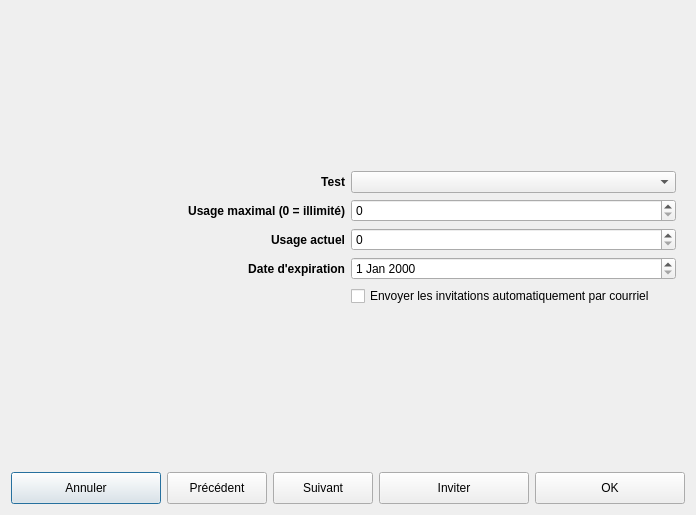
Old version of the form client/src/dialogs/TestInvitationDialog.ui in the repository introlab/openteraplus.
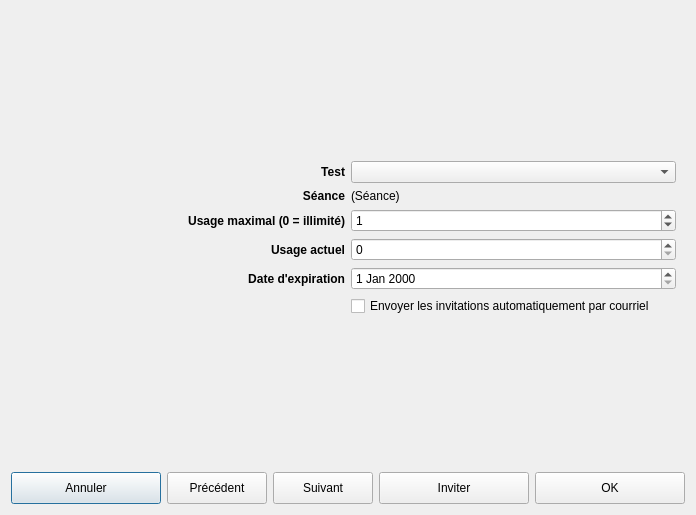
New version of the form. Icons and pictures are not drawn. Custom widgets are drawn as their Qt base class.

Commit message: Refs #99. Added test invitations in Participant Widget

What changed in the file:
```diff
--- a/client/src/dialogs/TestInvitationDialog.ui
+++ b/client/src/dialogs/TestInvitationDialog.ui
@@ -34,7 +34,7 @@
      </property>
      <widget class="QWidget" name="pageTestType">
       <layout class="QGridLayout" name="gridLayout">
-       <item row="5" column="1">
+       <item row="6" column="1">
         <widget class="QCheckBox" name="chkInviteEmail">
          <property name="text">
           <string>Envoyer les invitations automatiquement par courriel</string>
@@ -51,7 +51,10 @@
          </property>
         </widget>
        </item>
-       <item row="2" column="0">
+       <item row="4" column="1">
+        <widget class="QSpinBox" name="numCount"/>
+       </item>
+       <item row="3" column="0">
         <widget class="QLabel" name="lblMaxUsage">
          <property name="sizePolicy">
           <sizepolicy hsizetype="Preferred" vsizetype="Preferred">
@@ -75,6 +78,21 @@
        <item row="1" column="1">
         <widget class="QComboBox" name="cmbTestType"/>
        </item>
+       <item row="4" column="0">
+        <widget class="QLabel" name="lblCount">
+         <property name="font">
+          <font>
+           <bold>true</bold>
+          </font>
+         </property>
+         <property name="text">
+          <string>Usage actuel</string>
+         </property>
+         <property name="alignment">
+          <set>Qt::AlignmentFlag::AlignRight|Qt::AlignmentFlag::AlignTrailing|Qt::AlignmentFlag::AlignVCenter</set>
+         </property>
+        </widget>
+       </item>
        <item row="1" column="0">
         <widget class="QLabel" name="lblTestTypes">
          <property name="sizePolicy">
@@ -96,7 +114,7 @@
          </property>
         </widget>
        </item>
-       <item row="2" column="1">
+       <item row="3" column="1">
         <widget class="QSpinBox" name="numUsage">
          <property name="sizePolicy">
           <sizepolicy hsizetype="Preferred" vsizetype="Fixed">
@@ -116,9 +134,12 @@
          <property name="maximum">
           <number>1000</number>
          </property>
+         <property name="value">
+          <number>1</number>
+         </property>
         </widget>
        </item>
-       <item row="4" column="1">
+       <item row="5" column="1">
         <widget class="QDateEdit" name="dateExpiration">
          <property name="sizePolicy">
           <sizepolicy hsizetype="Preferred" vsizetype="Fixed">
@@ -150,7 +171,7 @@
          </property>
         </spacer>
        </item>
-       <item row="4" column="0">
+       <item row="5" column="0">
         <widget class="QLabel" name="lblExpiration">
          <property name="font">
           <font>
@@ -165,7 +186,7 @@
          </property>
         </widget>
        </item>
-       <item row="6" column="1">
+       <item row="7" column="1">
         <spacer name="verticalSpacer">
          <property name="orientation">
           <enum>Qt::Orientation::Vertical</enum>
@@ -178,23 +199,27 @@
          </property>
         </spacer>
        </item>
-       <item row="3" column="0">
-        <widget class="QLabel" name="lblCount">
+       <item row="2" column="0">
+        <widget class="QLabel" name="lblSession">
          <property name="font">
           <font>
            <bold>true</bold>
           </font>
          </property>
          <property name="text">
-          <string>Usage actuel</string>
+          <string>Séance</string>
          </property>
          <property name="alignment">
           <set>Qt::AlignmentFlag::AlignRight|Qt::AlignmentFlag::AlignTrailing|Qt::AlignmentFlag::AlignVCenter</set>
          </property>
         </widget>
        </item>
-       <item row="3" column="1">
-        <widget class="QSpinBox" name="numCount"/>
+       <item row="2" column="1">
+        <widget class="QLabel" name="lblSessionName">
+         <property name="text">
+          <string>(Séance)</string>
+         </property>
+        </widget>
        </item>
       </layout>
      </widget>
```
The commit also changes 8 other files.
